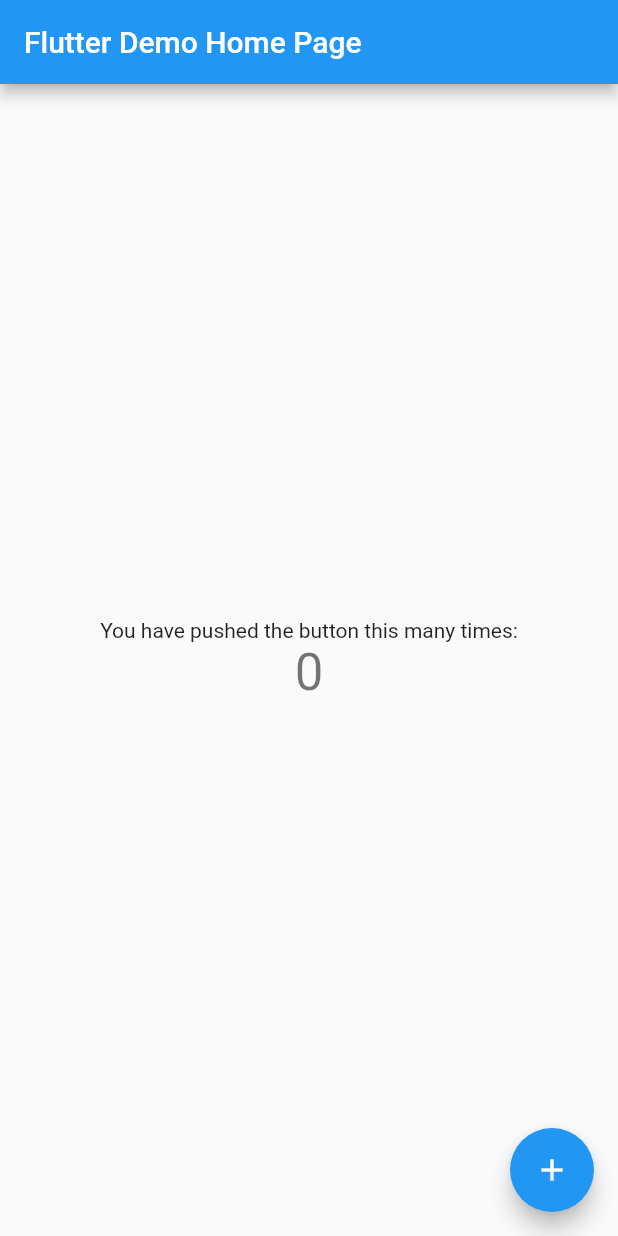
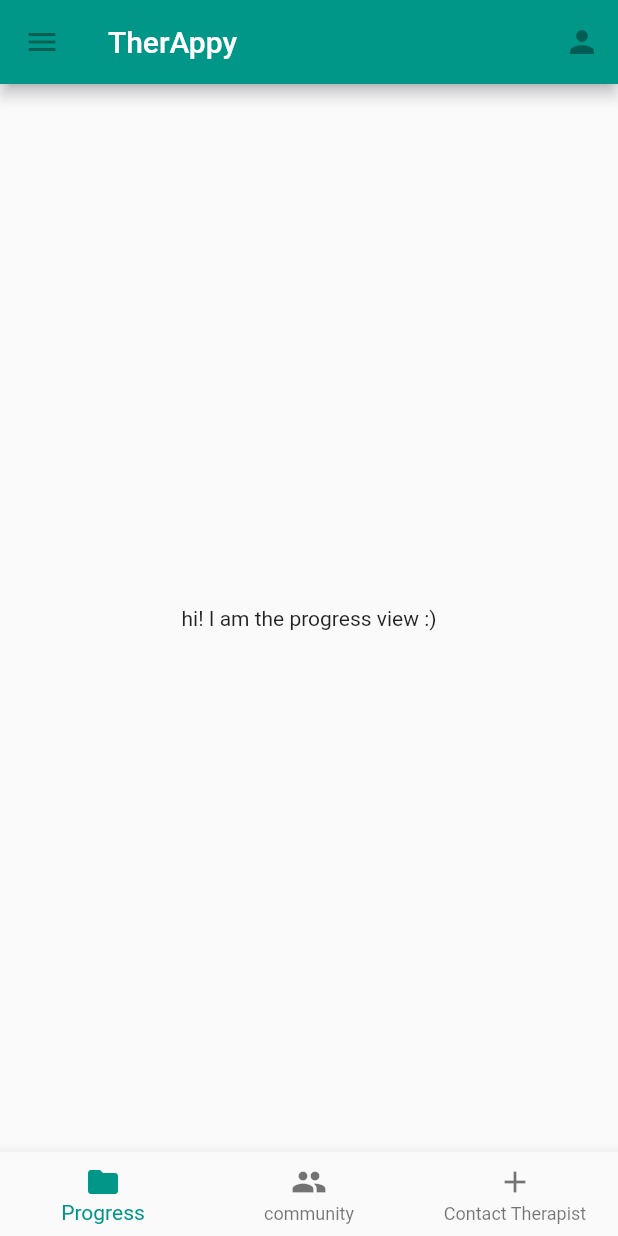
Before and after one commit to ellamac/therappy, a Flutter app: the screen it shows after launch, on a phone screen of 412 x 824 dp. Run offline on Flutter 3.47's test engine with Material 2 defaults, Android fonts, the phone set to English and light mode, and no system bars.

Commit message:
base for Therappy; topbar, bottombar, bottom navigation working

```diff
--- /dev/null
+++ b/therappy/lib/appframe.dart
@@ -0,0 +1,77 @@
+import 'package:flutter/material.dart';
+import 'package:therappy/views/progress.dart';
+import 'package:therappy/views/community.dart';
+import 'package:therappy/views/contact.dart';
+
+/* Topbar - main content from views - bottom bar */
+class AppFrame extends StatefulWidget {
+  const AppFrame({Key? key, required this.title}) : super(key: key);
+
+  final String title;
+
+  @override
+  State<AppFrame> createState() => _AppFrameState();
+}
+
+class _AppFrameState extends State<AppFrame> {
+  int _selectedIndex = 0;
+
+  void _onItemTapped(int index) {
+    setState(() {
+      _selectedIndex = index;
+    });
+  }
+
+  static const List<Widget> _pages = <Widget>[
+    Progress(),
+    Community(),
+    Contact(),
+  ];
+
+  @override
+  Widget build(BuildContext context) {
+    return Scaffold(
+      /* top bar */
+      appBar: AppBar(
+        leading: const IconButton(
+          icon: Icon(Icons.menu),
+          tooltip: 'menu',
+          onPressed: null,
+        ),
+        title: Text(widget.title),
+        actions: const <Widget>[
+          IconButton(
+            icon: Icon(Icons.person),
+            tooltip: 'Open profile',
+            onPressed: null,
+          )
+        ],
+      ),
+
+      /* main content from views */
+      body: Center(
+        child: _pages.elementAt(_selectedIndex),
+      ),
+
+      /* bottom bar */
+      bottomNavigationBar: BottomNavigationBar(
+        items: const <BottomNavigationBarItem>[
+          BottomNavigationBarItem(
+            icon: Icon(Icons.folder),
+            label: 'Progress',
+          ),
+          BottomNavigationBarItem(
+            icon: Icon(Icons.group),
+            label: 'community',
+          ),
+          BottomNavigationBarItem(
+            icon: Icon(Icons.add),
+            label: 'Contact Therapist',
+          ),
+        ],
+        currentIndex: _selectedIndex,
+        onTap: _onItemTapped,
+      ),
+    );
+  }
+}
--- a/therappy/lib/main.dart
+++ b/therappy/lib/main.dart
@@ -1,4 +1,5 @@
 import 'package:flutter/material.dart';
+import 'package:therappy/appframe.dart';
 
 void main() {
   runApp(const MyApp());
@@ -7,109 +8,15 @@
 class MyApp extends StatelessWidget {
   const MyApp({Key? key}) : super(key: key);
 
-  // This widget is the root of your application.
+  //
   @override
   Widget build(BuildContext context) {
     return MaterialApp(
       title: 'Flutter Demo',
       theme: ThemeData(
-        // This is the theme of your application.
-        //
-        // Try running your application with "flutter run". You'll see the
-        // application has a blue toolbar. Then, without quitting the app, try
-        // changing the primarySwatch below to Colors.green and then invoke
-        // "hot reload" (press "r" in the console where you ran "flutter run",
-        // or simply save your changes to "hot reload" in a Flutter IDE).
-        // Notice that the counter didn't reset back to zero; the application
-        // is not restarted.
-        primarySwatch: Colors.blue,
+        primarySwatch: Colors.teal,
       ),
-      home: const MyHomePage(title: 'Flutter Demo Home Page'),
+      home: const AppFrame(title: 'TherAppy'),
     );
   }
 }
-
-class MyHomePage extends StatefulWidget {
-  const MyHomePage({Key? key, required this.title}) : super(key: key);
-
-  // This widget is the home page of your application. It is stateful, meaning
-  // that it has a State object (defined below) that contains fields that affect
-  // how it looks.
-
-  // This class is the configuration for the state. It holds the values (in this
-  // case the title) provided by the parent (in this case the App widget) and
-  // used by the build method of the State. Fields in a Widget subclass are
-  // always marked "final".
-
-  final String title;
-
-  @override
-  State<MyHomePage> createState() => _MyHomePageState();
-}
-
-class _MyHomePageState extends State<MyHomePage> {
-  int _counter = 0;
-
-  void _incrementCounter() {
-    setState(() {
-      // This call to setState tells the Flutter framework that something has
-      // changed in this State, which causes it to rerun the build method below
-      // so that the display can reflect the updated values. If we changed
-      // _counter without calling setState(), then the build method would not be
-      // called again, and so nothing would appear to happen.
-      _counter++;
-    });
-  }
-
-  @override
-  Widget build(BuildContext context) {
-    // This method is rerun every time setState is called, for instance as done
-    // by the _incrementCounter method above.
-    //
-    // The Flutter framework has been optimized to make rerunning build methods
-    // fast, so that you can just rebuild anything that needs updating rather
-    // than having to individually change instances of widgets.
-    return Scaffold(
-      appBar: AppBar(
-        // Here we take the value from the MyHomePage object that was created by
-        // the App.build method, and use it to set our appbar title.
-        title: Text(widget.title),
-      ),
-      body: Center(
-        // Center is a layout widget. It takes a single child and positions it
-        // in the middle of the parent.
-        child: Column(
-          // Column is also a layout widget. It takes a list of children and
-          // arranges them vertically. By default, it sizes itself to fit its
-          // children horizontally, and tries to be as tall as its parent.
-          //
-          // Invoke "debug painting" (press "p" in the console, choose the
-          // "Toggle Debug Paint" action from the Flutter Inspector in Android
-          // Studio, or the "Toggle Debug Paint" command in Visual Studio Code)
-          // to see the wireframe for each widget.
-          //
-          // Column has various properties to control how it sizes itself and
-          // how it positions its children. Here we use mainAxisAlignment to
-          // center the children vertically; the main axis here is the vertical
-          // axis because Columns are vertical (the cross axis would be
-          // horizontal).
-          mainAxisAlignment: MainAxisAlignment.center,
-          children: <Widget>[
-            const Text(
-              'You have pushed the button this many times:',
-            ),
-            Text(
-              '$_counter',
-              style: Theme.of(context).textTheme.headline4,
-            ),
-          ],
-        ),
-      ),
-      floatingActionButton: FloatingActionButton(
-        onPressed: _incrementCounter,
-        tooltip: 'Increment',
-        child: const Icon(Icons.add),
-      ), // This trailing comma makes auto-formatting nicer for build methods.
-    );
-  }
-}
--- /dev/null
+++ b/therappy/lib/views/community.dart
@@ -0,0 +1,16 @@
+import 'package:flutter/material.dart';
+
+/* Topbar - main content from views - bottom bar */
+class Community extends StatefulWidget {
+  const Community({Key? key}) : super(key: key);
+
+  @override
+  State<Community> createState() => _CommunityState();
+}
+
+class _CommunityState extends State<Community> {
+  @override
+  Widget build(BuildContext context) {
+    return const Text('hi! I am the Community view :)');
+  }
+}
--- /dev/null
+++ b/therappy/lib/views/contact.dart
@@ -0,0 +1,16 @@
+import 'package:flutter/material.dart';
+
+/* Topbar - main content from views - bottom bar */
+class Contact extends StatefulWidget {
+  const Contact({Key? key}) : super(key: key);
+
+  @override
+  State<Contact> createState() => _ContactState();
+}
+
+class _ContactState extends State<Contact> {
+  @override
+  Widget build(BuildContext context) {
+    return const Text('hi! I am the Contact view :)');
+  }
+}
--- /dev/null
+++ b/therappy/lib/views/progress.dart
@@ -0,0 +1,16 @@
+import 'package:flutter/material.dart';
+
+/* Topbar - main content from views - bottom bar */
+class Progress extends StatefulWidget {
+  const Progress({Key? key}) : super(key: key);
+
+  @override
+  State<Progress> createState() => _ProgressState();
+}
+
+class _ProgressState extends State<Progress> {
+  @override
+  Widget build(BuildContext context) {
+    return const Text('hi! I am the progress view :)');
+  }
+}
```
